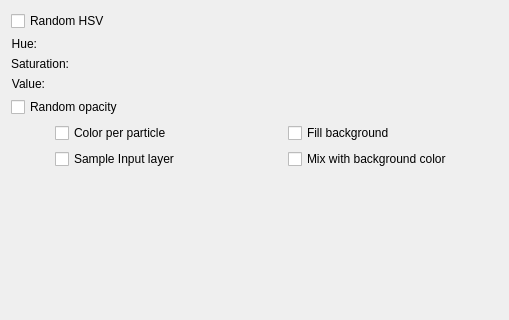
Qt form plugins/paintops/libpaintop/forms/wdgcoloroptions.ui (KDE/krita) before a commit.
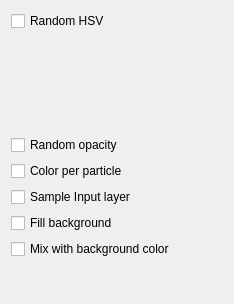
The same form after that commit. Custom widgets are drawn as their Qt base class.

Commit message: Update spray engine options so they have flexible layouts and condensed

Patch:
```diff
--- a/plugins/paintops/libpaintop/forms/wdgcoloroptions.ui
+++ b/plugins/paintops/libpaintop/forms/wdgcoloroptions.ui
@@ -6,8 +6,8 @@
    <rect>
     <x>0</x>
     <y>0</y>
-    <width>509</width>
-    <height>320</height>
+    <width>234</width>
+    <height>304</height>
    </rect>
   </property>
   <property name="sizePolicy">
@@ -18,11 +18,16 @@
   </property>
   <property name="minimumSize">
    <size>
-    <width>460</width>
-    <height>320</height>
+    <width>50</width>
+    <height>50</height>
    </size>
   </property>
+  <layout class="QVBoxLayout" name="verticalLayout_2">
+   <item>
   <layout class="QVBoxLayout" name="verticalLayout">
+     <property name="bottomMargin">
+      <number>20</number>
+     </property>
    <item>
     <widget class="QCheckBox" name="randomHSVCHBox">
      <property name="text">
@@ -31,65 +36,51 @@
     </widget>
    </item>
    <item>
-    <layout class="QFormLayout" name="formLayout">
-     <item row="0" column="0">
-      <widget class="QLabel" name="label">
-       <property name="text">
-        <string>Hue:</string>
-       </property>
-       <property name="alignment">
-        <set>Qt::AlignRight|Qt::AlignTrailing|Qt::AlignVCenter</set>
-       </property>
-      </widget>
-     </item>
-     <item row="0" column="1">
-      <widget class="KisSliderSpinBox" name="hueSlider">
+      <widget class="KisSliderSpinBox" name="hueSlider" native="true">
        <property name="sizePolicy">
         <sizepolicy hsizetype="MinimumExpanding" vsizetype="Preferred">
          <horstretch>10</horstretch>
          <verstretch>0</verstretch>
         </sizepolicy>
        </property>
-      </widget>
-     </item>
-     <item row="1" column="0">
-      <widget class="QLabel" name="label_2">
-       <property name="text">
-        <string>Saturation:</string>
+       <property name="minimumSize">
+        <size>
+         <width>20</width>
+         <height>20</height>
+        </size>
        </property>
-       <property name="alignment">
-        <set>Qt::AlignRight|Qt::AlignTrailing|Qt::AlignVCenter</set>
-       </property>
       </widget>
      </item>
-     <item row="1" column="1">
-      <widget class="KisSliderSpinBox" name="saturationSlider">
+     <item>
+      <widget class="KisSliderSpinBox" name="saturationSlider" native="true">
        <property name="sizePolicy">
         <sizepolicy hsizetype="MinimumExpanding" vsizetype="Preferred">
          <horstretch>10</horstretch>
          <verstretch>0</verstretch>
         </sizepolicy>
        </property>
-      </widget>
-     </item>
-     <item row="2" column="0">
-      <widget class="QLabel" name="label_3">
-       <property name="text">
-        <string>Value:</string>
+       <property name="minimumSize">
+        <size>
+         <width>20</width>
+         <height>20</height>
+        </size>
        </property>
-       <property name="alignment">
-        <set>Qt::AlignRight|Qt::AlignTrailing|Qt::AlignVCenter</set>
-       </property>
       </widget>
      </item>
-     <item row="2" column="1">
-      <widget class="KisSliderSpinBox" name="valueSlider">
+     <item>
+      <widget class="KisSliderSpinBox" name="valueSlider" native="true">
        <property name="sizePolicy">
         <sizepolicy hsizetype="MinimumExpanding" vsizetype="Preferred">
          <horstretch>10</horstretch>
          <verstretch>0</verstretch>
         </sizepolicy>
        </property>
+       <property name="minimumSize">
+        <size>
+         <width>20</width>
+         <height>20</height>
+        </size>
+       </property>
       </widget>
      </item>
     </layout>
@@ -102,11 +93,6 @@
     </widget>
    </item>
    <item>
-    <layout class="QGridLayout" name="chboxGridLayout">
-     <property name="sizeConstraint">
-      <enum>QLayout::SetMinimumSize</enum>
-     </property>
-     <item row="0" column="0">
       <widget class="QCheckBox" name="colorPerParticleCHBox">
        <property name="sizePolicy">
         <sizepolicy hsizetype="Fixed" vsizetype="Fixed">
@@ -119,23 +105,20 @@
        </property>
       </widget>
      </item>
-     <item row="0" column="1">
-      <spacer name="horizontalSpacer">
-       <property name="orientation">
-        <enum>Qt::Horizontal</enum>
-       </property>
-       <property name="sizeType">
-        <enum>QSizePolicy::Fixed</enum>
-       </property>
-       <property name="sizeHint" stdset="0">
-        <size>
-         <width>58</width>
-         <height>20</height>
-        </size>
-       </property>
-      </spacer>
-     </item>
-     <item row="0" column="2">
+   <item>
+    <widget class="QCheckBox" name="sampleInputCHBox">
+     <property name="sizePolicy">
+      <sizepolicy hsizetype="Fixed" vsizetype="Fixed">
+       <horstretch>0</horstretch>
+       <verstretch>0</verstretch>
+      </sizepolicy>
+     </property>
+     <property name="text">
+      <string>Sample Input layer</string>
+     </property>
+    </widget>
+   </item>
+   <item>
       <widget class="QCheckBox" name="fillBackgroundCHBox">
        <property name="sizePolicy">
         <sizepolicy hsizetype="Fixed" vsizetype="Fixed">
@@ -151,20 +134,7 @@
        </property>
       </widget>
      </item>
-     <item row="1" column="0">
-      <widget class="QCheckBox" name="sampleInputCHBox">
-       <property name="sizePolicy">
-        <sizepolicy hsizetype="Fixed" vsizetype="Fixed">
-         <horstretch>0</horstretch>
-         <verstretch>0</verstretch>
-        </sizepolicy>
-       </property>
-       <property name="text">
-        <string>Sample Input layer</string>
-       </property>
-      </widget>
-     </item>
-     <item row="1" column="2">
+   <item>
       <widget class="QCheckBox" name="mixBgColorCHBox">
        <property name="sizePolicy">
         <sizepolicy hsizetype="Fixed" vsizetype="Fixed">
@@ -177,24 +147,6 @@
        </property>
       </widget>
      </item>
-     <item row="1" column="1">
-      <spacer name="horizontalSpacer_2">
-       <property name="orientation">
-        <enum>Qt::Horizontal</enum>
-       </property>
-       <property name="sizeType">
-        <enum>QSizePolicy::Fixed</enum>
-       </property>
-       <property name="sizeHint" stdset="0">
-        <size>
-         <width>58</width>
-         <height>20</height>
-        </size>
-       </property>
-      </spacer>
-     </item>
-    </layout>
-   </item>
    <item>
     <spacer name="verticalSpacer">
      <property name="orientation">
@@ -202,8 +154,8 @@
      </property>
      <property name="sizeHint" stdset="0">
       <size>
-       <width>20</width>
-       <height>114</height>
+       <width>5</width>
+       <height>5</height>
       </size>
      </property>
     </spacer>
```
Lines whose indentation alone changed are shown as unchanged. The commit also changes 6 other files.
